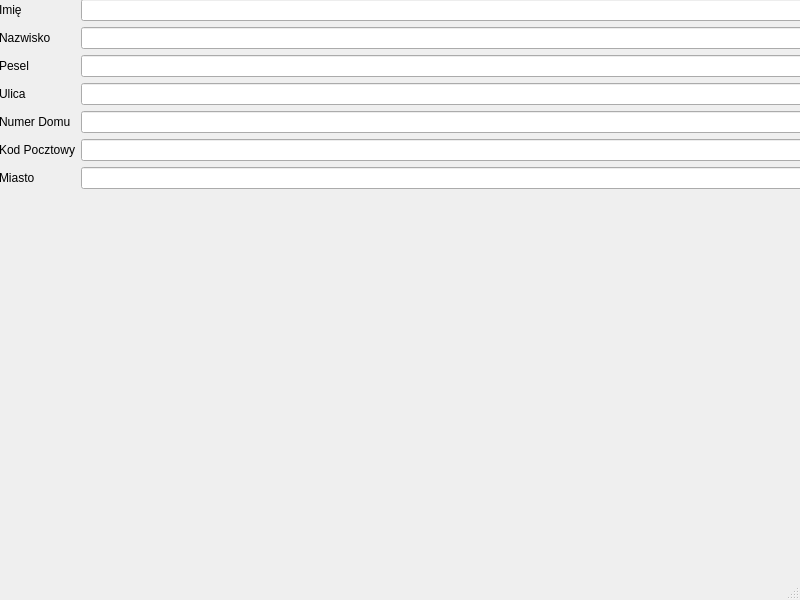
Qt form gui.ui (BD-lab/gui) before a commit.
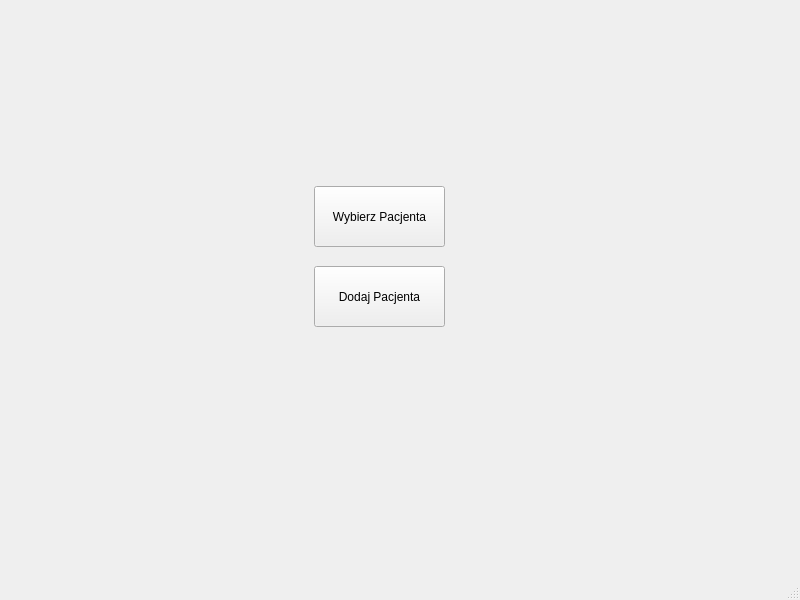
The same form after that commit.

Commit message: saved every window as a diffrent file

```diff
--- a/gui.ui
+++ b/gui.ui
@@ -14,90 +14,31 @@
    <string>MainWindow</string>
   </property>
   <widget class="QWidget" name="centralwidget">
-   <widget class="QWidget" name="formLayoutWidget">
+   <widget class="QPushButton" name="ChoosePatient">
     <property name="geometry">
      <rect>
-      <x>-1</x>
-      <y>-1</y>
-      <width>811</width>
-      <height>611</height>
+      <x>314</x>
+      <y>186</y>
+      <width>131</width>
+      <height>61</height>
      </rect>
     </property>
-    <layout class="QFormLayout" name="formLayout">
-     <property name="fieldGrowthPolicy">
-      <enum>QFormLayout::AllNonFixedFieldsGrow</enum>
-     </property>
-     <item row="0" column="0">
-      <widget class="QLabel" name="firstName">
-       <property name="text">
-        <string>Imię</string>
-       </property>
-      </widget>
-     </item>
-     <item row="1" column="0">
-      <widget class="QLabel" name="lastName">
-       <property name="text">
-        <string>Nazwisko</string>
-       </property>
-      </widget>
-     </item>
-     <item row="1" column="1">
-      <widget class="QLineEdit" name="lastNameInput"/>
-     </item>
-     <item row="2" column="0">
-      <widget class="QLabel" name="pesel">
-       <property name="text">
-        <string>Pesel</string>
-       </property>
-      </widget>
-     </item>
-     <item row="3" column="0">
-      <widget class="QLabel" name="streetName">
-       <property name="text">
-        <string>Ulica</string>
-       </property>
-      </widget>
-     </item>
-     <item row="4" column="0">
-      <widget class="QLabel" name="buildingNumber">
-       <property name="text">
-        <string>Numer Domu</string>
-       </property>
-      </widget>
-     </item>
-     <item row="5" column="0">
-      <widget class="QLabel" name="zipCode">
-       <property name="text">
-        <string>Kod Pocztowy</string>
-       </property>
-      </widget>
-     </item>
-     <item row="6" column="0">
-      <widget class="QLabel" name="city">
-       <property name="text">
-        <string>Miasto</string>
-       </property>
-      </widget>
-     </item>
-     <item row="6" column="1">
-      <widget class="QLineEdit" name="cityInput"/>
-     </item>
-     <item row="5" column="1">
-      <widget class="QLineEdit" name="zipCodeInput"/>
-     </item>
-     <item row="0" column="1">
-      <widget class="QLineEdit" name="firstNameInput"/>
-     </item>
-     <item row="2" column="1">
-      <widget class="QLineEdit" name="peselInput"/>
-     </item>
-     <item row="4" column="1">
-      <widget class="QLineEdit" name="buildingNumberInput"/>
-     </item>
-     <item row="3" column="1">
-      <widget class="QLineEdit" name="streetNameInput"/>
-     </item>
-    </layout>
+    <property name="text">
+     <string>Wybierz Pacjenta</string>
+    </property>
+   </widget>
+   <widget class="QPushButton" name="AddPatient">
+    <property name="geometry">
+     <rect>
+      <x>314</x>
+      <y>266</y>
+      <width>131</width>
+      <height>61</height>
+     </rect>
+    </property>
+    <property name="text">
+     <string>Dodaj Pacjenta</string>
+    </property>
    </widget>
   </widget>
   <widget class="QStatusBar" name="statusbar"/>
```
Left out of the diff: 4 changed lines with no effect on the pictures. The commit also changes 2 other files.
